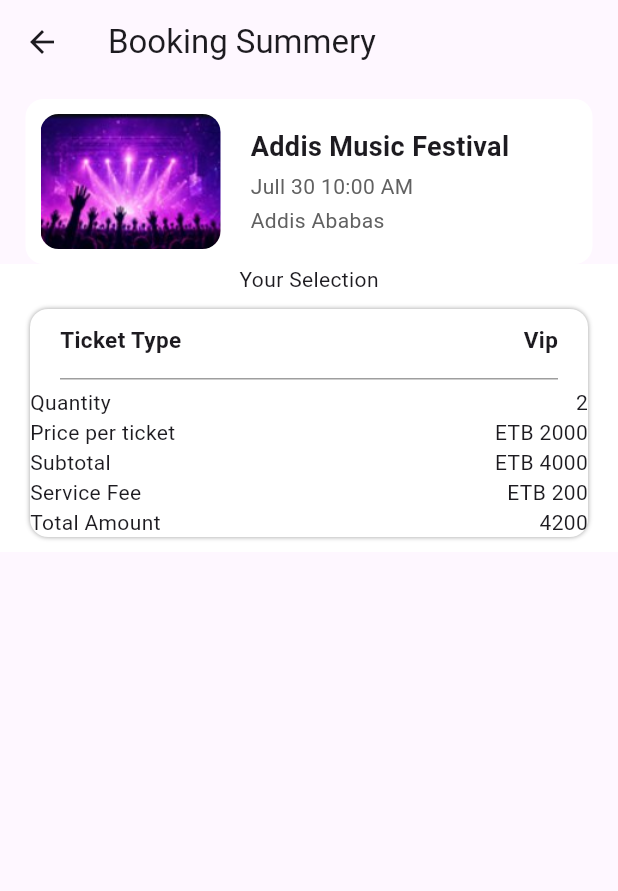
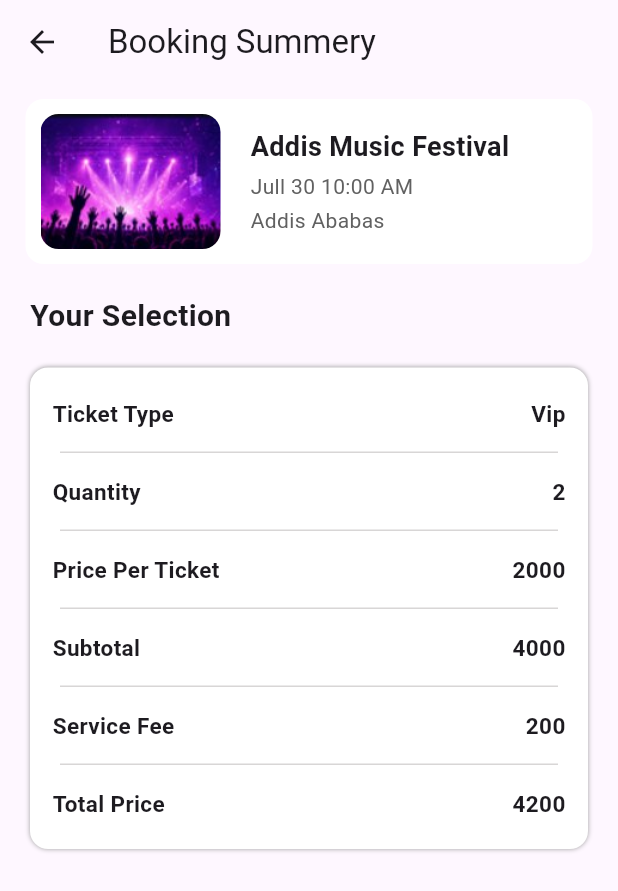
Before and after one commit to anuteshome/Vibey, a Flutter app: the BookingSummery screen opened directly with sample values from the repository, on a phone screen of 412 x 824 dp. Shown: the top 891 px of the screen. Run offline on Flutter 3.47's test engine with Material 3 defaults, Android fonts, the phone set to English and light mode, and no system bars; our stand-ins replace supabase_flutter; missing offline and left inert: ionicons_plus; accounts and stored records are empty.

```diff
--- a/lib/core/widgets/YourSelection.dart
+++ b/lib/core/widgets/YourSelection.dart
@@ -10,16 +10,26 @@ class YourSelection extends StatelessWidget {
       children:[
         Container(
           decoration: BoxDecoration(
-            color:Colors.white
+            // color:Colors.white
           ),
             child: Container(
+           decoration: BoxDecoration(
+            // color:Colors.white
+           ),
+              child: Column(
+                  crossAxisAlignment: CrossAxisAlignment.start,
+                children:[
+                  Padding(
+                    padding: const EdgeInsets.only(top:20,bottom:10),
+                    child: Column(
 
-              child: Column(
                       children:[
-                  Column(
-                    children:[
-              Text("Your Selection"),
+                      Padding(
+                        padding: const EdgeInsets.symmetric(horizontal: 20),
+                        child: Text("Your Selection",style:TextStyle(fontSize:20,fontWeight:FontWeight.bold)),
+                      ),
                       ]
+                    ),
                   ),
                   Padding(
                     padding: const EdgeInsets.symmetric(horizontal: 20,vertical: 10),
@@ -34,7 +44,7 @@ class YourSelection extends StatelessWidget {
                       child: Column(
                         children: [
                           Padding(
-                            padding: const EdgeInsets.symmetric(horizontal: 20,vertical: 10),
+                            padding: const EdgeInsets.only(left: 15,right:15,top: 20,bottom:10),
                               child: Row(
                                 mainAxisAlignment: MainAxisAlignment.spaceBetween,
                                 children: [
@@ -49,48 +59,117 @@ class YourSelection extends StatelessWidget {
                                decoration: BoxDecoration(
                                   border: Border(
                                     bottom: BorderSide(
-                                      color: Colors.grey,
+                                    color: const Color.fromARGB(255, 216, 214, 214),
 
                                     )
                                   )
                                 ),
                             ),
                           ),
-                           Row(
+                           Padding(
+                            padding: const EdgeInsets.symmetric(horizontal: 15,vertical: 10),
+                              child: Row(
                                 mainAxisAlignment: MainAxisAlignment.spaceBetween,
                                 children: [
-                              Text("Quantity"),
-                              Text("2"),
+                                  Text("Quantity",style:TextStyle(fontSize:15,fontWeight:FontWeight.bold)),
+                                  Text("2",style:TextStyle(fontSize:15,fontWeight:FontWeight.bold)),
                                 ],
                               ),
-                           Row(
+                          ),
+                          Padding(
+                            padding: const EdgeInsets.symmetric(horizontal: 20,vertical: 5),
+                            child: Container(
+                               decoration: BoxDecoration(
+                                  border: Border(
+                                    bottom: BorderSide(
+                                   color: const Color.fromARGB(255, 216, 214, 214),
+
+                                    )
+                                  )
+                                ),
+                            ),
+                          ),
+                            Padding(
+                            padding: const EdgeInsets.symmetric(horizontal: 15,vertical: 10),
+                              child: Row(
                                 mainAxisAlignment: MainAxisAlignment.spaceBetween,
                                 children: [
-                              Text("Price per ticket"),
-                              Text("ETB 2000"),
+                                  Text("Price Per Ticket",style:TextStyle(fontSize:15,fontWeight:FontWeight.bold)),
+                                  Text("2000",style:TextStyle(fontSize:15,fontWeight:FontWeight.bold)),
                                 ],
                               ),
-                           Row(
+                          ),
+                          Padding(
+                            padding: const EdgeInsets.symmetric(horizontal: 20,vertical: 5),
+                            child: Container(
+                               decoration: BoxDecoration(
+                                  border: Border(
+                                    bottom: BorderSide(
+                                    color: const Color.fromARGB(255, 216, 214, 214),
+
+                                    )
+                                  )
+                                ),
+                            ),
+                          ),
+                            Padding(
+                            padding: const EdgeInsets.symmetric(horizontal: 15,vertical: 10),
+                              child: Row(
                                 mainAxisAlignment: MainAxisAlignment.spaceBetween,
                                 children: [
-                              Text("Subtotal"),
-                              Text("ETB 4000"),
+                                  Text("Subtotal",style:TextStyle(fontSize:15,fontWeight:FontWeight.bold)),
+                                  Text("4000",style:TextStyle(fontSize:15,fontWeight:FontWeight.bold)),
                                 ],
                               ),
-                           Row(
+                          ),
+                          Padding(
+                            padding: const EdgeInsets.symmetric(horizontal: 20,vertical: 5),
+                            child: Container(
+                               decoration: BoxDecoration(
+                                  border: Border(
+                                    bottom: BorderSide(
+                                   color: const Color.fromARGB(255, 216, 214, 214),
+
+                                    )
+                                  )
+                                ),
+                            ),
+                          ),
+                            Padding(
+                            padding: const EdgeInsets.symmetric(horizontal: 15,vertical: 10),
+                              child: Row(
                                 mainAxisAlignment: MainAxisAlignment.spaceBetween,
                                 children: [
-                              Text("Service Fee"),
-                              Text("ETB 200"),
+                                  Text("Service Fee",style:TextStyle(fontSize:15,fontWeight:FontWeight.bold)),
+                                  Text("200",style:TextStyle(fontSize:15,fontWeight:FontWeight.bold)),
                                 ],
                               ),
-                           Row(
+                          ),
+                          Padding(
+                            padding: const EdgeInsets.symmetric(horizontal: 20,vertical: 5),
+                            child: Container(
+                               decoration: BoxDecoration(
+                                  border: Border(
+                                    bottom: BorderSide(
+                                      color: const Color.fromARGB(255, 216, 214, 214),
+
+
+                                    )
+                                  )
+                                ),
+                            ),
+                          ),
+                          Padding(
+                            padding: const EdgeInsets.only(left: 15,right:15,top: 10,bottom:20),
+                              child: Row(
                                 mainAxisAlignment: MainAxisAlignment.spaceBetween,
                                 children: [
-                              Text("Total Amount"),
-                              Text("4200"),
+                                  Text("Total Price",style:TextStyle(fontSize:15,fontWeight:FontWeight.bold)),
+                                  Text("4200",style:TextStyle(fontSize:15,fontWeight:FontWeight.bold)),
                                 ],
                               ),
+                          ),
+
                         ],
                       ),
                     ),
```
Lines whose indentation alone changed are shown as unchanged.
